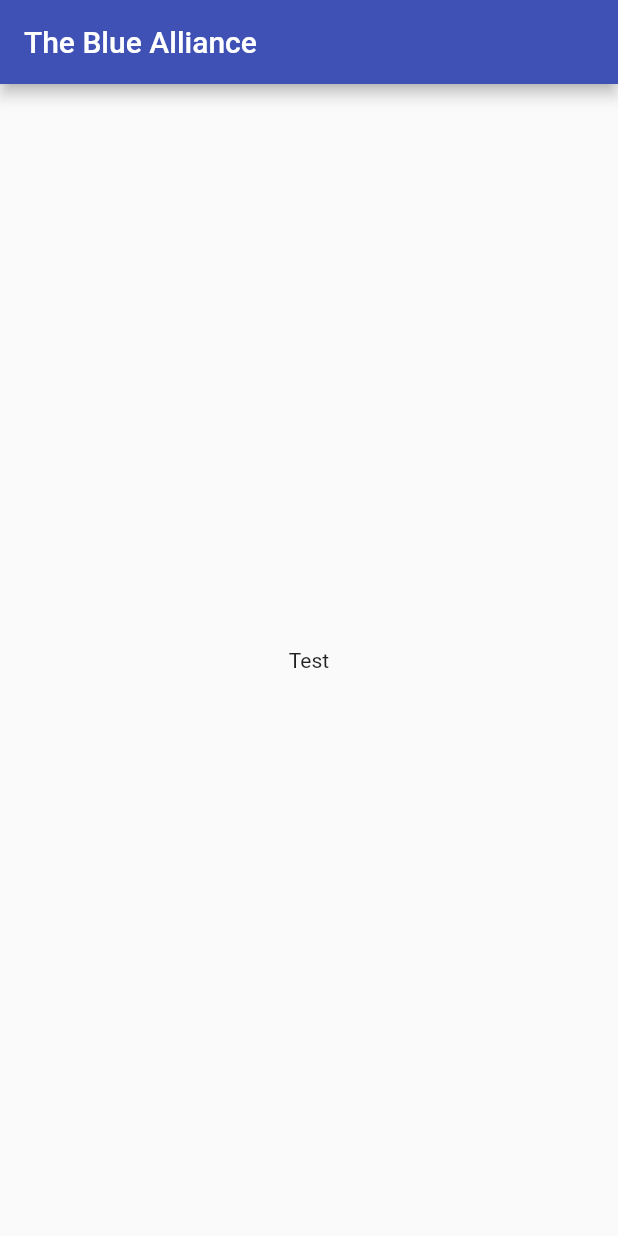
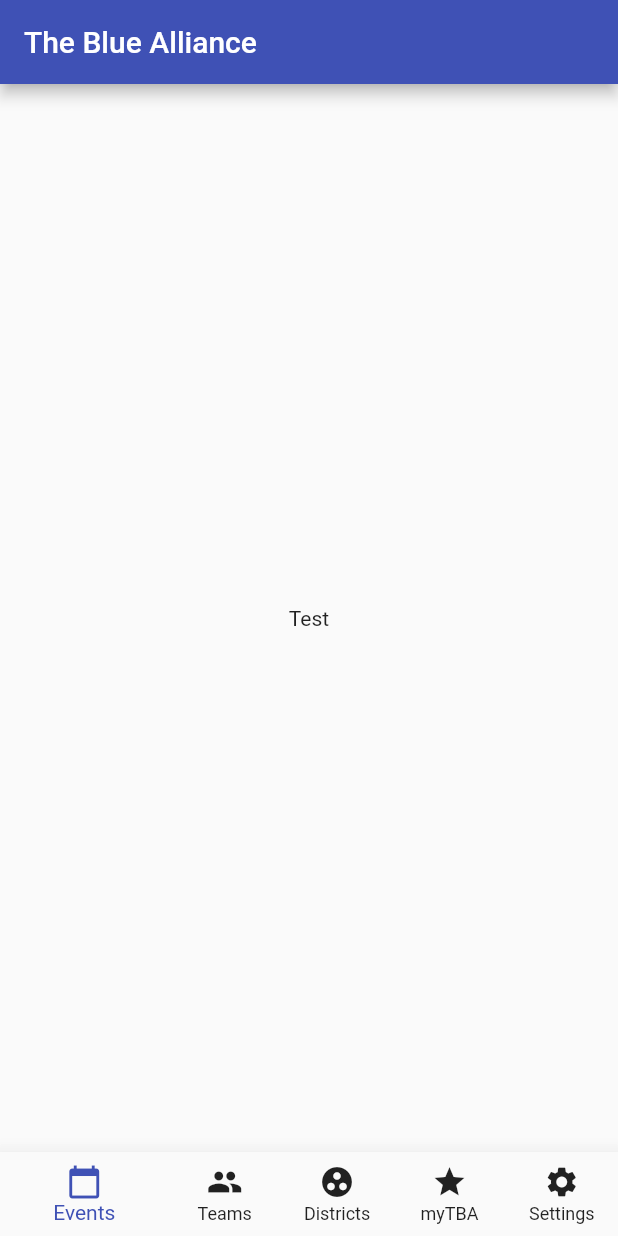
Before and after one commit to RyanHir/TheBlueAlliance-UniveralApp, a Flutter app: the screen it shows after launch, on a phone screen of 412 x 824 dp. Run offline on Flutter 3.47's test engine with Material 2 defaults, Android fonts, the phone set to English and light mode, and no system bars.

Commit message:
Constant cleaning

```diff
--- a/lib/UI/theme.dart
+++ b/lib/UI/theme.dart
@@ -1,11 +1,10 @@
 import 'package:flutter/material.dart';
-import 'package:tba/constants.dart';
 
 double _map(var x, var inMin, var inMax, var outMin, var outMax) {
   return (x - inMin) * (outMax - outMin) / (inMax - inMin) + outMin;
 }
 
-Color _fromHex(int hexString, double opacity) {
+Color fromHex(int hexString, double opacity) {
   final buffer = StringBuffer();
   int opacityMapped = _map(opacity, 0, 1, 0, 255).toInt();
   String opacityHex = opacityMapped.toRadixString(16);
@@ -14,31 +13,3 @@
   buffer.write(hexString.toString().replaceFirst('#', ''));
   return Color(int.parse(buffer.toString(), radix: 16));
 }
-
-final Map<int, Color> color = {
-  50: _fromHex(themeColor, 0.1),
-  100: _fromHex(themeColor, 0.2),
-  200: _fromHex(themeColor, 0.3),
-  300: _fromHex(themeColor, 0.4),
-  400: _fromHex(themeColor, 0.5),
-  500: _fromHex(themeColor, 0.6),
-  600: _fromHex(themeColor, 0.7),
-  700: _fromHex(themeColor, 0.8),
-  800: _fromHex(themeColor, 0.9),
-  900: _fromHex(themeColor, 1.0),
-};
-class TBAThemeInfo {
-  static MaterialColor getMaterialColor() {
-    return new MaterialColor(themeColorPrimary, color);
-  }
-  static ThemeData getTheme() {
-    return new ThemeData(
-      brightness: Brightness.light,
-
-      primaryColor: getMaterialColor(),
-      accentColor: getMaterialColor(),
-
-      fontFamily: "Roboto"
-    );
-  }
-}
--- a/lib/constants.dart
+++ b/lib/constants.dart
@@ -1,9 +1,36 @@
 // Name of application,
-const String appName = "The Blue Alliance";
-const String appNameShortened = "TBA";
+import 'package:flutter/material.dart';
 
-// This color is pulled from the website
-const int themeColor = 0x3F51B5;
-const int themeColorPrimary = 0xFF3F51B5;
+const String kAppName = "The Blue Alliance";
+const String kAppNameShortened = "TBA";
+
+const Map<int, Color> kColorSwatch = {
+  050: Color(0x193F51B5), // 10 %
+  100: Color(0x333F51B5), // 20 %
+  200: Color(0x4C3F51B5), // 30 %
+  300: Color(0x663F51B5), // 40 %
+  400: Color(0x7F3F51B5), // 50 %
+  500: Color(0x993F51B5), // 60 %
+  600: Color(0xB23F51B5), // 70 %
+  700: Color(0xCC3F51B5), // 80 %
+  800: Color(0xE53F51B5), // 90 %
+  900: Color(0xFF3F51B5), // 100 %
+};
+
+final MaterialColor kMaterialColor =
+    MaterialColor(kColorSwatch[900].value, kColorSwatch);
+
+final ThemeData kThemeData = ThemeData(
+    brightness: Brightness.light,
+    primaryColor: kMaterialColor,
+    accentColor: kMaterialColor,
+    iconTheme: IconThemeData(color: Colors.black),
+    bottomNavigationBarTheme: BottomNavigationBarThemeData(
+        selectedItemColor: kColorSwatch[900],
+        unselectedItemColor: Colors.black87,
+        showSelectedLabels: true,
+        showUnselectedLabels: true,
+        elevation: 12.0),
+    fontFamily: "Roboto");
 
 const int tabletBreakpoint = 600;
--- a/lib/main.dart
+++ b/lib/main.dart
@@ -1,6 +1,5 @@
 import 'package:flutter/material.dart';
 import 'package:tba/constants.dart';
-import 'package:tba/UI/theme.dart';
 
 void main() {
   runApp(MyApp());
@@ -11,8 +10,8 @@
   @override
   Widget build(BuildContext context) {
     return MaterialApp(
-      title: appNameShortened,
-      theme: TBAThemeInfo.getTheme(),
+      title: kAppNameShortened,
+      theme: kThemeData,
       home: new Home(),
       debugShowCheckedModeBanner: false,
     );
@@ -23,9 +22,32 @@
   @override
   Widget build(BuildContext context) {
     return new Scaffold(
-      appBar: new AppBar(title: Text(appName)),
-      body: Center(child: Text("Test"),),
-      bottomNavigationBar: null,
+      appBar: new AppBar(title: Text(kAppName)),
+      body: Center(
+        child: Text("Test"),
+      ),
+      bottomNavigationBar: new BottomNavigationBar(items: [
+        BottomNavigationBarItem(
+          icon: Icon(Icons.calendar_today),
+          title: Text("Events"),
+        ),
+        BottomNavigationBarItem(
+          icon: Icon(Icons.people),
+          title: Text("Teams"),
+        ),
+        BottomNavigationBarItem(
+          icon: Icon(Icons.group_work),
+          title: Text("Districts"),
+        ),
+        BottomNavigationBarItem(
+          icon: Icon(Icons.star),
+          title: Text("myTBA"),
+        ),
+        BottomNavigationBarItem(
+          icon: Icon(Icons.settings),
+          title: Text("Settings"),
+        ),
+      ]),
     );
   }
 }
```
